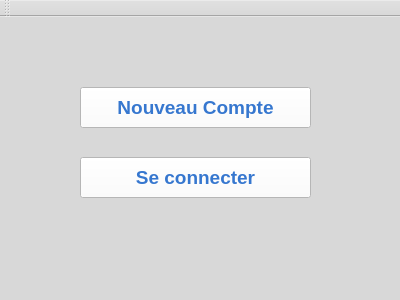
Qt form VisioFace/mainwindow.ui (Ghostivan/Projet-Sananes) before a commit.
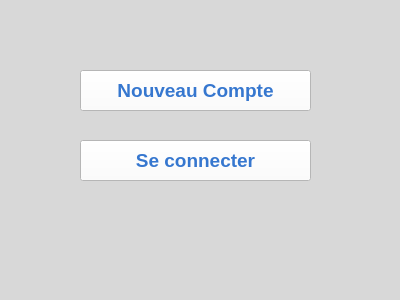
The same form after that commit.

What changed in the file:
```diff
--- a/VisioFace/mainwindow.ui
+++ b/VisioFace/mainwindow.ui
@@ -76,14 +76,6 @@
     </rect>
    </property>
   </widget>
-  <widget class="QToolBar" name="mainToolBar">
-   <attribute name="toolBarArea">
-    <enum>TopToolBarArea</enum>
-   </attribute>
-   <attribute name="toolBarBreak">
-    <bool>false</bool>
-   </attribute>
-  </widget>
   <widget class="QStatusBar" name="statusBar"/>
  </widget>
  <layoutdefault spacing="6" margin="11"/>
```
Left out of the diff: 4 changed lines with no effect on the pictures.
